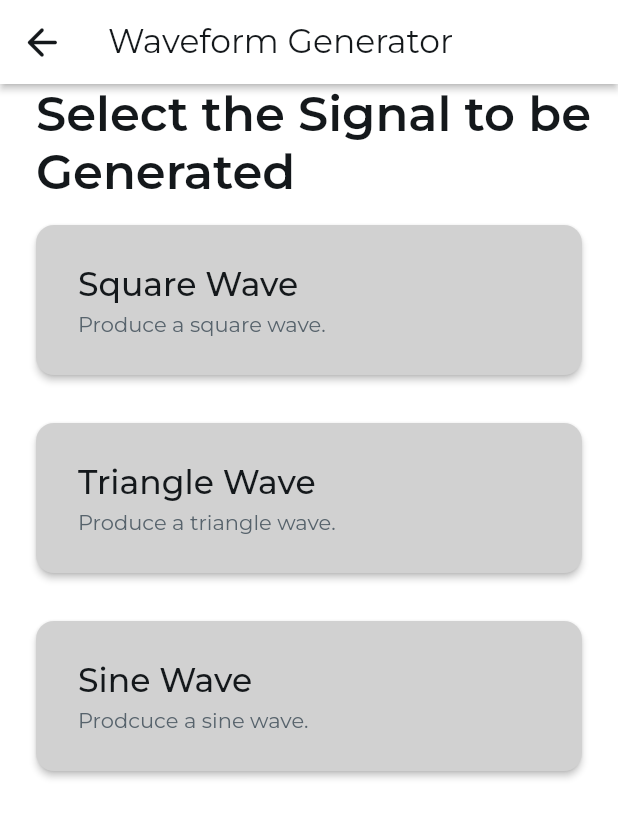
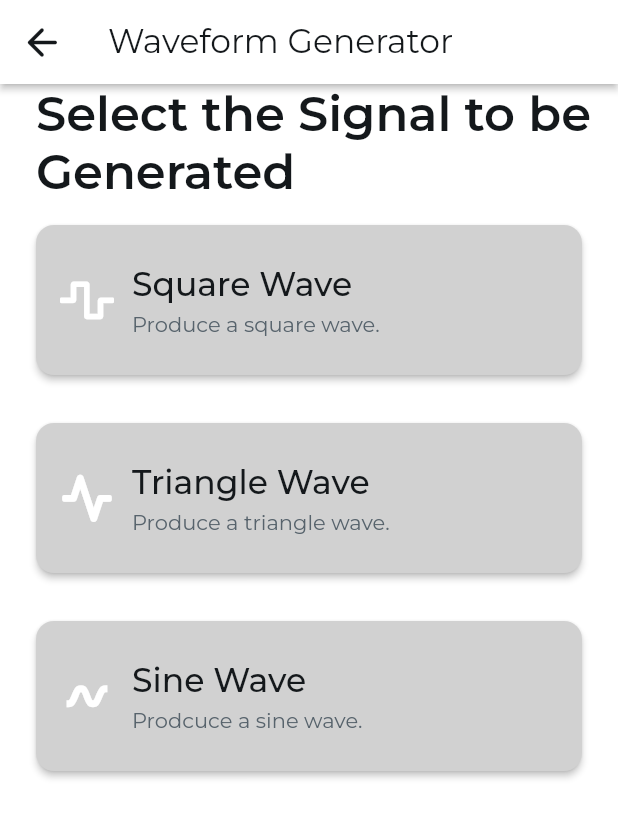
Before and after one commit to l-diazsantini/ecen215lk, a Flutter app: the WaveGenSelectionWidget screen opened by its route, on a phone screen of 412 x 824 dp. Shown: the top 818 px of the screen. Run offline on Flutter 3.47's test engine with Material 3 defaults, Android fonts, the phone set to English and light mode, and no system bars; our stand-ins replace auto_size_text, dropdown_button2, fl_chart, flutter_animate, flutter_blue_plus, font_awesome_flutter and 7 more; missing offline and left inert: json_path; accounts and stored records are empty.

Commit message:
Trying to fix app crash

```diff
--- a/lib/flutter_flow/custom_icons.dart
+++ b/lib/flutter_flow/custom_icons.dart
@@ -4,10 +4,16 @@ class FFIcons {
   FFIcons._();
 
   static const String _mMIconsFamily = 'MMIcons';
+  static const String _waveFamily = 'Wave';
 
   // MM-icons
   static const IconData kcurrentDcSvgrepoCom =
       IconData(0xe900, fontFamily: _mMIconsFamily);
   static const IconData kelectricalResistanceSvgrepoCom =
       IconData(0xe901, fontFamily: _mMIconsFamily);
+
+  // Wave
+  static const IconData ksine = IconData(0xe900, fontFamily: _waveFamily);
+  static const IconData ktri = IconData(0xe902, fontFamily: _waveFamily);
+  static const IconData ksquare = IconData(0xe901, fontFamily: _waveFamily);
 }
--- a/lib/pages/multimeter/multimeter_widget.dart
+++ b/lib/pages/multimeter/multimeter_widget.dart
@@ -72,12 +72,13 @@ class _MultimeterWidgetState extends State<MultimeterWidget> {
             style: FlutterFlowTheme.of(context).titleMedium.override(
                   fontFamily: 'Montserrat',
                   color: FlutterFlowTheme.of(context).primaryText,
+                  fontSize: 22.0,
                   letterSpacing: 0.0,
                 ),
           ),
           actions: const [],
           centerTitle: false,
-          elevation: 0.0,
+          elevation: 2.0,
         ),
         body: SafeArea(
           top: true,
--- a/lib/pages/oscilloscope/oscilloscope_widget.dart
+++ b/lib/pages/oscilloscope/oscilloscope_widget.dart
@@ -331,6 +331,9 @@ class _OscilloscopeWidgetState extends State<OscilloscopeWidget>
                                     color: FlutterFlowTheme.of(context)
                                         .secondaryBackground,
                                   ),
+                                  child: Padding(
+                                    padding: const EdgeInsetsDirectional.fromSTEB(
+                                        16.0, 0.0, 0.0, 0.0),
                                     child: Text(
                                       valueOrDefault<String>(
                                         _model.dropDownValue,
@@ -341,6 +344,7 @@ class _OscilloscopeWidgetState extends State<OscilloscopeWidget>
                                           .override(
                                             fontFamily: 'Montserrat',
                                             letterSpacing: 0.0,
+                                          ),
                                     ),
                                   ),
                                 ),
--- a/lib/pages/wave_gen_selection/wave_gen_selection_widget.dart
+++ b/lib/pages/wave_gen_selection/wave_gen_selection_widget.dart
@@ -142,6 +142,11 @@ class _WaveGenSelectionWidgetState extends State<WaveGenSelectionWidget> {
                           child: Row(
                             mainAxisSize: MainAxisSize.max,
                             children: [
+                              Icon(
+                                FFIcons.ksquare,
+                                color: FlutterFlowTheme.of(context).primary,
+                                size: 36.0,
+                              ),
                               Expanded(
                                 child: Padding(
                                   padding: const EdgeInsetsDirectional.fromSTEB(
@@ -222,6 +227,11 @@ class _WaveGenSelectionWidgetState extends State<WaveGenSelectionWidget> {
                           child: Row(
                             mainAxisSize: MainAxisSize.max,
                             children: [
+                              Icon(
+                                FFIcons.ktri,
+                                color: FlutterFlowTheme.of(context).primary,
+                                size: 36.0,
+                              ),
                               Expanded(
                                 child: Padding(
                                   padding: const EdgeInsetsDirectional.fromSTEB(
@@ -302,6 +312,11 @@ class _WaveGenSelectionWidgetState extends State<WaveGenSelectionWidget> {
                           child: Row(
                             mainAxisSize: MainAxisSize.max,
                             children: [
+                              Icon(
+                                FFIcons.ksine,
+                                color: FlutterFlowTheme.of(context).primary,
+                                size: 36.0,
+                              ),
                               Expanded(
                                 child: Padding(
                                   padding: const EdgeInsetsDirectional.fromSTEB(
--- a/pubspec.yaml
+++ b/pubspec.yaml
@@ -99,6 +99,9 @@ flutter:
     - family: MMIcons
       fonts:
         - asset: assets/fonts/MM-icons.ttf
+    - family: Wave
+      fonts:
+        - asset: assets/fonts/Wave.ttf
 
 
   # An image asset can refer to one or more resolution-specific "variants", see
```
Also changed, not shown: assets/fonts/Wave.ttf (added). Lines whose indentation alone changed are shown as unchanged.
